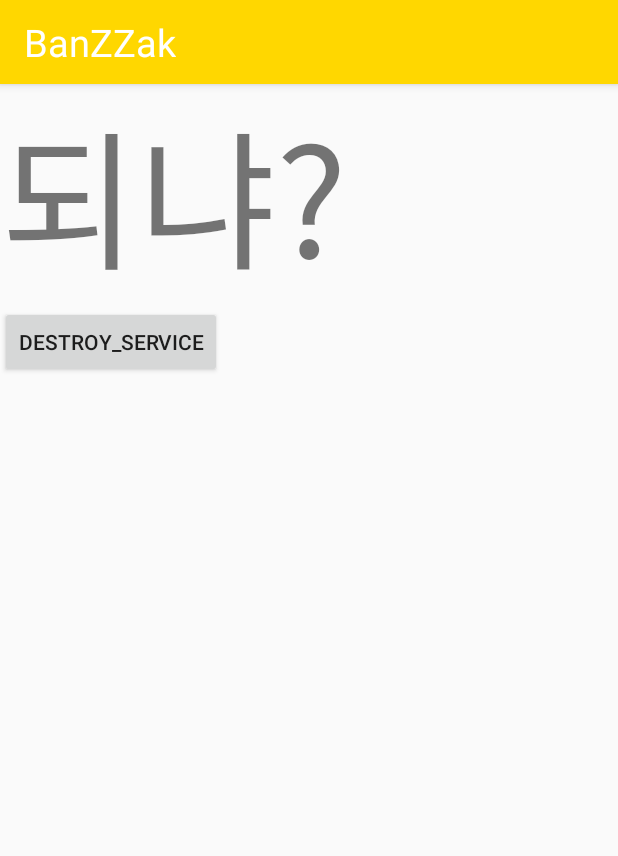
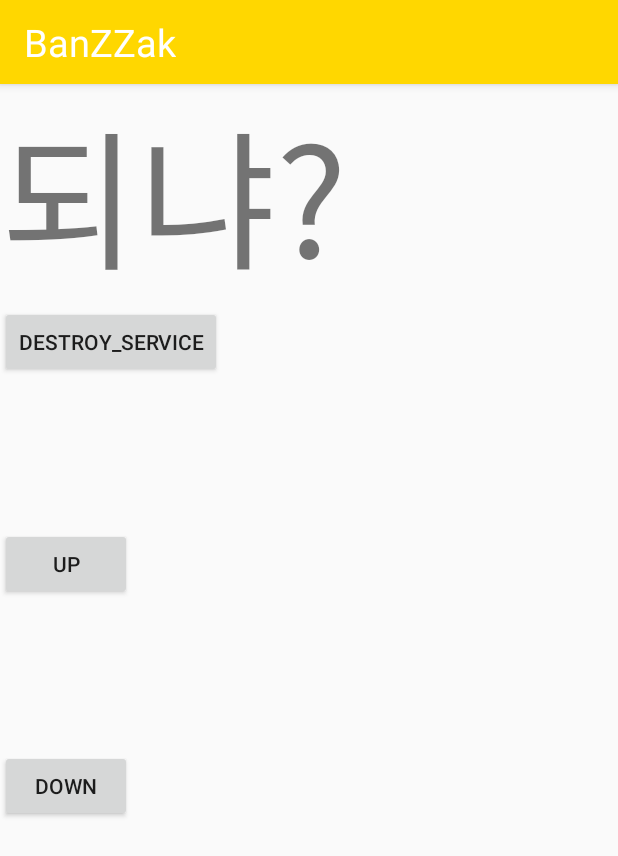
Before and after one commit to SuperChallengeHackathon-BanZZak/BanZZakApp, an Android app: the AlarmStartActivity screen opened directly, with no data from a screen before it, on a phone screen of 412 x 824 dp. Shown: the top 856 px of the screen. Run offline under Robolectric (Android 15) with nearby library versions, the phone set to English and light mode, and no system bars.

Commit message:
알람 볼륨 조절 테스트
알람 볼륨 조절 테스트 완료

볼륨 업다운 성공

처음 시작시 max volume으로 알람음 울림
볼륨키 사용해서 인위적으로 down시킬 시 다시 음량 올리게끔 구현함

```diff
--- a/app/src/main/java/com/greentea/banzzak/AlarmStartActivity.java
+++ b/app/src/main/java/com/greentea/banzzak/AlarmStartActivity.java
@@ -1,7 +1,11 @@
 package com.greentea.banzzak;
 
+import android.content.Context;
 import android.content.Intent;
+import android.media.AudioManager;
 import android.os.Bundle;
+import android.provider.MediaStore;
+import android.view.KeyEvent;
 import android.view.View;
 import android.view.WindowManager;
 import android.widget.Button;
@@ -13,19 +17,44 @@ import com.greentea.banzzak.Service.AlarmBellService;
 
 public class AlarmStartActivity extends AppCompatActivity {
 
-    Button button;
+    Button button, upButton, downButton;
     Intent intent;
+    AudioManager audioManager;
 
     @Override
     protected void onCreate(@Nullable Bundle savedInstanceState) {
         super.onCreate(savedInstanceState);
         setContentView(R.layout.activity_alarm_start);
 
+        audioManager = (AudioManager) getApplicationContext().getSystemService(Context.AUDIO_SERVICE);
+
         button = findViewById(R.id.btn);
         button.setOnClickListener(new View.OnClickListener() {
             @Override
             public void onClick(View v) {
                 stopService(intent);
+            }
+        });
+
+        int maxVolume = audioManager.getStreamMaxVolume(AudioManager.STREAM_MUSIC);
+
+        upButton = findViewById(R.id.upButton);
+        downButton = findViewById(R.id.downButton);
+
+//        audioManager.adjustVolume(AudioManager.RINGER_MODE_NORMAL, AudioManager.FLAG_PLAY_SOUND);
+        audioManager.setStreamVolume(AudioManager.STREAM_MUSIC, maxVolume, 0);
+
+        upButton.setOnClickListener(new View.OnClickListener() {
+            @Override
+            public void onClick(View v) {
+                audioManager.adjustVolume(AudioManager.ADJUST_RAISE, AudioManager.FLAG_PLAY_SOUND);
+            }
+        });
+
+        downButton.setOnClickListener(new View.OnClickListener() {
+            @Override
+            public void onClick(View v) {
+                audioManager.adjustVolume(AudioManager.ADJUST_LOWER, AudioManager.FLAG_PLAY_SOUND);
             }
         });
 
@@ -36,7 +65,21 @@ public class AlarmStartActivity extends AppCompatActivity {
                 | WindowManager.LayoutParams.FLAG_DISMISS_KEYGUARD
                 | WindowManager.LayoutParams.FLAG_TURN_SCREEN_ON
                 | WindowManager.LayoutParams.FLAG_SHOW_WHEN_LOCKED);
+    }
 
+    @Override
+    public boolean dispatchKeyEvent(KeyEvent event) {
+        int action = event.getAction();
+        int keyCode = event.getKeyCode();
 
+        switch (keyCode){
+            case KeyEvent.KEYCODE_VOLUME_DOWN:
+                if(action == KeyEvent.ACTION_DOWN){
+                    audioManager.adjustVolume(AudioManager.ADJUST_RAISE, AudioManager.FLAG_PLAY_SOUND);
+                }
+                return true;
+            default:
+                return super.dispatchKeyEvent(event);
+        }
     }
 }
--- a/app/src/main/res/layout/activity_alarm_start.xml
+++ b/app/src/main/res/layout/activity_alarm_start.xml
@@ -15,4 +15,24 @@
         android:layout_height="wrap_content"
         android:text="destroy_service"/>
 
+    <TextView
+        android:layout_width="wrap_content"
+        android:layout_height="100dp"/>
+
+    <Button
+        android:id="@+id/upButton"
+        android:layout_width="wrap_content"
+        android:layout_height="wrap_content"
+        android:text="up"/>
+
+    <TextView
+        android:layout_width="wrap_content"
+        android:layout_height="100dp"/>
+
+    <Button
+        android:id="@+id/downButton"
+        android:layout_width="wrap_content"
+        android:layout_height="wrap_content"
+        android:text="down"/>
+
 </LinearLayout>
```
